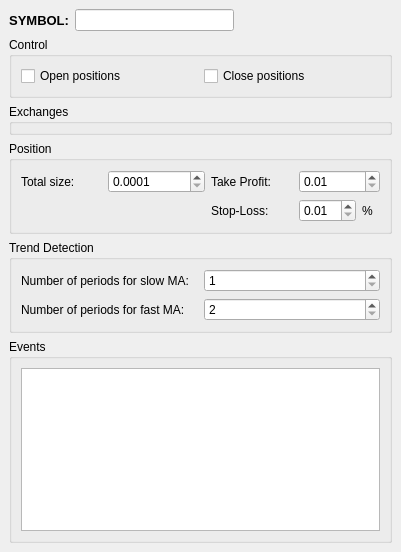
Qt form sources/Strategies/MarketMaker/TrendRepeatingStrategyWindow.ui (alimogh/trdk) before a commit.
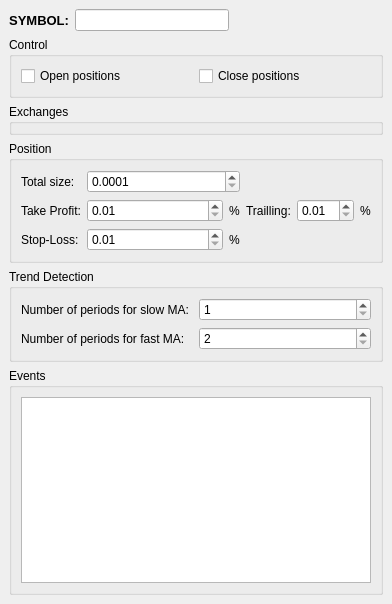
The same form after that commit.

Commit message: Market making strategy (ping pong) uses take profit "share".

Patch:
```diff
--- a/sources/Strategies/MarketMaker/TrendRepeatingStrategyWindow.ui
+++ b/sources/Strategies/MarketMaker/TrendRepeatingStrategyWindow.ui
@@ -6,8 +6,8 @@
    <rect>
     <x>0</x>
     <y>0</y>
-    <width>401</width>
-    <height>552</height>
+    <width>392</width>
+    <height>604</height>
    </rect>
   </property>
   <widget class="QWidget" name="centralwidget">
@@ -112,32 +112,71 @@
          </property>
         </widget>
        </item>
-       <item row="0" column="2">
+       <item row="1" column="0">
         <widget class="QLabel" name="takeProfitLabel">
          <property name="text">
           <string>Take Profit:</string>
          </property>
         </widget>
        </item>
-       <item row="0" column="3">
-        <widget class="QDoubleSpinBox" name="takeProfit">
-         <property name="minimum">
-          <double>0.010000000000000</double>
-         </property>
-         <property name="singleStep">
-          <double>0.100000000000000</double>
-         </property>
-        </widget>
+       <item row="1" column="1">
+        <layout class="QHBoxLayout" name="horizontalLayout_5" stretch="1,0">
+         <item>
+          <widget class="QDoubleSpinBox" name="takeProfit">
+           <property name="minimum">
+            <double>0.010000000000000</double>
+           </property>
+           <property name="singleStep">
+            <double>0.010000000000000</double>
+           </property>
+          </widget>
+         </item>
+         <item>
+          <widget class="QLabel" name="takeProfitPercent">
+           <property name="text">
+            <string>%</string>
+           </property>
+          </widget>
+         </item>
+        </layout>
        </item>
        <item row="1" column="2">
+        <widget class="QLabel" name="takeProfitLabel_2">
+         <property name="text">
+          <string>Trailling:</string>
+         </property>
+        </widget>
+       </item>
+       <item row="1" column="3">
+        <layout class="QHBoxLayout" name="horizontalLayout_4" stretch="0,0">
+         <item>
+          <widget class="QDoubleSpinBox" name="takeProfitTrailling">
+           <property name="minimum">
+            <double>0.010000000000000</double>
+           </property>
+           <property name="singleStep">
+            <double>0.010000000000000</double>
+           </property>
+          </widget>
+         </item>
+         <item>
+          <widget class="QLabel" name="takeProfitTraillingPercent">
+           <property name="text">
+            <string>%</string>
+           </property>
+          </widget>
+         </item>
+        </layout>
+       </item>
+       <item row="2" column="0">
         <widget class="QLabel" name="stopLossLabel">
          <property name="text">
           <string>Stop-Loss:</string>
          </property>
         </widget>
        </item>
-       <item row="1" column="3">
-        <layout class="QHBoxLayout" name="horizontalLayout_3">
+       <item row="2" column="1">
+        <layout class="QHBoxLayout" name="horizontalLayout_3" stretch="1,0">
          <item>
           <widget class="QDoubleSpinBox" name="stopLoss">
            <property name="minimum">
```
Left out of the diff: 32 changed lines with no effect on the pictures. The commit also changes 9 other files.
